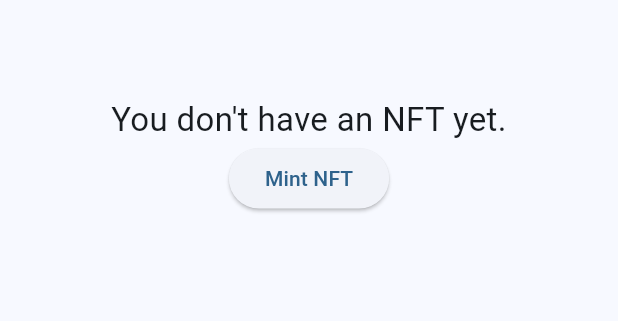
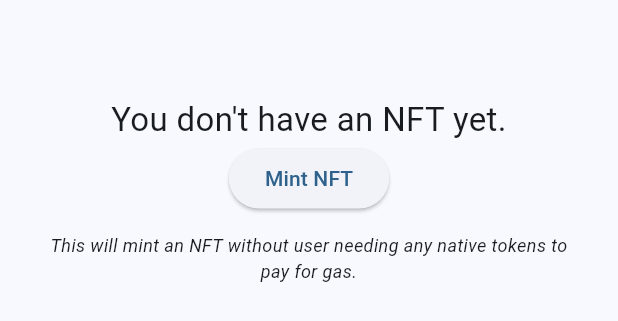
Before and after one commit to rally-dfs/flutter-example-app, a Flutter app: the NftTab widget shown alone on an empty page, opened directly with empty values, on a phone screen of 412 x 824 dp. Shown: the top 321 px of the screen. Run offline on Flutter 3.47's test engine with Material 2 defaults, Android fonts, the phone set to English and light mode, and no system bars; missing offline and left inert: rly_network_flutter_sdk, web3dart; project files that could hold a hidden picture were left out; key blocks and very long unbroken strings in the code were emptied for the run.

Commit message:
Add some helpful context for the mint nft button

```diff
--- a/app/lib/widgets/wallet/nft_tab.dart
+++ b/app/lib/widgets/wallet/nft_tab.dart
@@ -136,7 +136,19 @@ class NftTabState extends State<NftTab> {
                   : () {
                       mintNFT();
                     },
-              child: const Text("Mint NFT"))
+              child: const Text("Mint NFT")),
+          const Padding(
+            padding: EdgeInsets.symmetric(vertical: 12.0, horizontal: 30),
+            child: Center(
+              child: Text(
+                  "This will mint an NFT without user needing any native tokens to pay for gas.",
+                  textAlign: TextAlign.center,
+                  style: TextStyle(
+                    fontStyle: FontStyle.italic,
+                    fontSize: 12.0,
+                  )),
+            ),
+          )
         ],
       ),
     );
```
